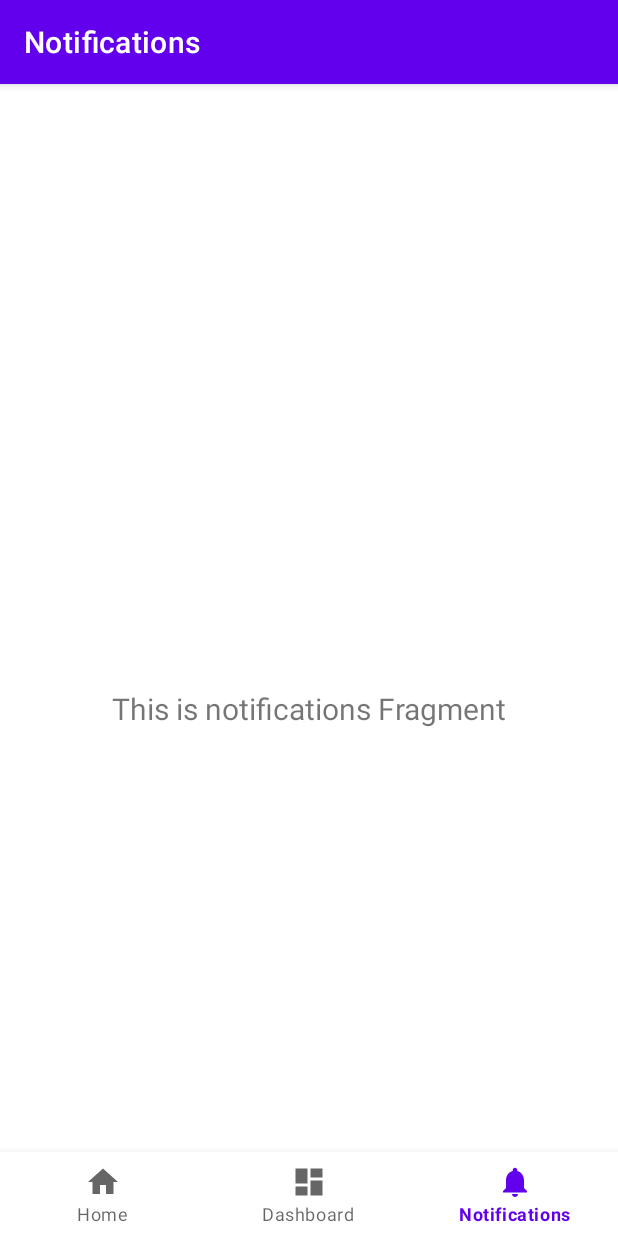
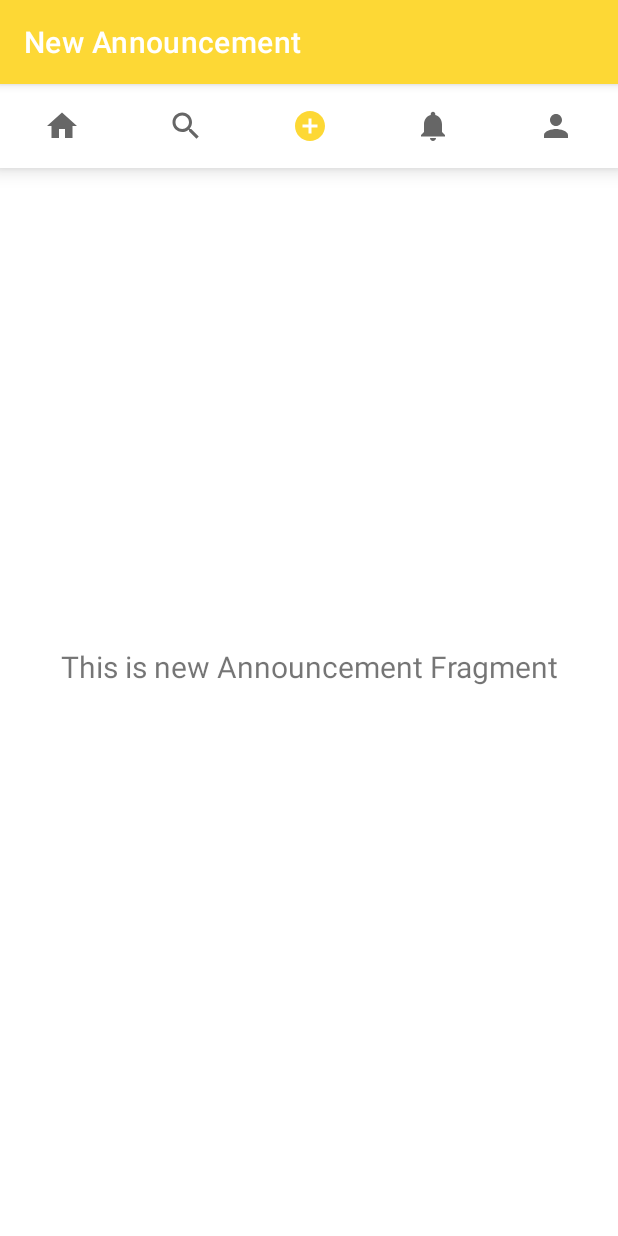
Before and after one commit to bvgi/SwAPPing, an Android app: the screen it shows after launch (MainActivity), item 3 of the bottom bar chosen, on a phone screen of 412 x 824 dp. Run offline under Robolectric (Android 15) with nearby library versions, the phone set to English and light mode, and no system bars; our stand-ins replace navigation-ui.

Commit message:
navigation bar project

```diff
--- a/app/src/main/java/com/example/swapping/MainActivity.kt
+++ b/app/src/main/java/com/example/swapping/MainActivity.kt
@@ -20,12 +20,11 @@ class MainActivity : AppCompatActivity() {
         setContentView(binding.root)
 
         val navView: BottomNavigationView = binding.navView
-
         val navController = findNavController(R.id.nav_host_fragment_activity_main)
         // Passing each menu ID as a set of Ids because each
         // menu should be considered as top level destinations.
         val appBarConfiguration = AppBarConfiguration(setOf(
-                R.id.navigation_home, R.id.navigation_dashboard, R.id.navigation_notifications))
+                R.id.navigation_home, R.id.navigation_search, R.id.navigation_new_announcement, R.id.navigation_notifications, R.id.navigation_profile))
         setupActionBarWithNavController(navController, appBarConfiguration)
         navView.setupWithNavController(navController)
     }
--- a/app/src/main/java/com/example/swapping/ui/dashboard/DashboardFragment.kt
+++ b/app/src/main/java/com/example/swapping/ui/newAnnouncement/newAnnouncementFragment.kt
@@ -1,4 +1,4 @@
-package com.example.swapping.ui.dashboard
+package com.example.swapping.ui.newAnnouncement
 
 import android.os.Bundle
 import android.view.LayoutInflater
@@ -8,13 +8,12 @@ import android.widget.TextView
 import androidx.fragment.app.Fragment
 import androidx.lifecycle.Observer
 import androidx.lifecycle.ViewModelProvider
-import com.example.swapping.R
-import com.example.swapping.databinding.FragmentDashboardBinding
+import com.example.swapping.databinding.FragmentNewAnnouncementBinding
 
-class DashboardFragment : Fragment() {
+class NewAnnouncementFragment : Fragment() {
 
-    private lateinit var dashboardViewModel: DashboardViewModel
-    private var _binding: FragmentDashboardBinding? = null
+    private lateinit var newAnnouncementViewModel: NewAnnouncementViewModel
+    private var _binding: FragmentNewAnnouncementBinding? = null
 
     // This property is only valid between onCreateView and
     // onDestroyView.
@@ -24,15 +23,15 @@ class DashboardFragment : Fragment() {
             inflater: LayoutInflater,
             container: ViewGroup?,
             savedInstanceState: Bundle?
-    ): View? {
-        dashboardViewModel =
-                ViewModelProvider(this).get(DashboardViewModel::class.java)
+    ): View {
+        newAnnouncementViewModel =
+                ViewModelProvider(this).get(NewAnnouncementViewModel::class.java)
 
-        _binding = FragmentDashboardBinding.inflate(inflater, container, false)
+        _binding = FragmentNewAnnouncementBinding.inflate(inflater, container, false)
         val root: View = binding.root
 
-        val textView: TextView = binding.textDashboard
-        dashboardViewModel.text.observe(viewLifecycleOwner, Observer {
+        val textView: TextView = binding.textNewAnnouncement
+        newAnnouncementViewModel.text.observe(viewLifecycleOwner, Observer {
             textView.text = it
         })
         return root
--- /dev/null
+++ b/app/src/main/java/com/example/swapping/ui/newAnnouncement/newAnnouncementViewModel.kt
@@ -0,0 +1,13 @@
+package com.example.swapping.ui.newAnnouncement
+
+import androidx.lifecycle.LiveData
+import androidx.lifecycle.MutableLiveData
+import androidx.lifecycle.ViewModel
+
+class NewAnnouncementViewModel : ViewModel() {
+
+    private val _text = MutableLiveData<String>().apply {
+        value = "This is new Announcement Fragment"
+    }
+    val text: LiveData<String> = _text
+}
--- a/app/src/main/java/com/example/swapping/ui/dashboard/DashboardViewModel.kt
+++ b/app/src/main/java/com/example/swapping/ui/searching/SearchingViewModel.kt
@@ -1,13 +1,13 @@
-package com.example.swapping.ui.dashboard
+package com.example.swapping.ui.searching
 
 import androidx.lifecycle.LiveData
 import androidx.lifecycle.MutableLiveData
 import androidx.lifecycle.ViewModel
 
-class DashboardViewModel : ViewModel() {
+class SearchingViewModel : ViewModel() {
 
     private val _text = MutableLiveData<String>().apply {
-        value = "This is dashboard Fragment"
+        value = "This is notifications Fragment"
     }
     val text: LiveData<String> = _text
 }
--- /dev/null
+++ b/app/src/main/res/drawable/ic_baseline_add_circle_24.xml
@@ -0,0 +1,10 @@
+<vector xmlns:android="http://schemas.android.com/apk/res/android"
+    android:width="24dp"
+    android:height="24dp"
+    android:viewportWidth="24"
+    android:viewportHeight="24"
+    android:tint="?attr/colorControlNormal">
+  <path
+      android:fillColor="@android:color/white"
+      android:pathData="M12,2C6.48,2 2,6.48 2,12s4.48,10 10,10 10,-4.48 10,-10S17.52,2 12,2zM17,13h-4v4h-2v-4L7,13v-2h4L11,7h2v4h4v2z"/>
+</vector>
--- /dev/null
+++ b/app/src/main/res/drawable/ic_baseline_person_24.xml
@@ -0,0 +1,10 @@
+<vector xmlns:android="http://schemas.android.com/apk/res/android"
+    android:width="24dp"
+    android:height="24dp"
+    android:viewportWidth="24"
+    android:viewportHeight="24"
+    android:tint="?attr/colorControlNormal">
+  <path
+      android:fillColor="@android:color/white"
+      android:pathData="M12,12c2.21,0 4,-1.79 4,-4s-1.79,-4 -4,-4 -4,1.79 -4,4 1.79,4 4,4zM12,14c-2.67,0 -8,1.34 -8,4v2h16v-2c0,-2.66 -5.33,-4 -8,-4z"/>
+</vector>
--- /dev/null
+++ b/app/src/main/res/drawable/ic_baseline_search_24.xml
@@ -0,0 +1,10 @@
+<vector xmlns:android="http://schemas.android.com/apk/res/android"
+    android:width="24dp"
+    android:height="24dp"
+    android:viewportWidth="24"
+    android:viewportHeight="24"
+    android:tint="?attr/colorControlNormal">
+  <path
+      android:fillColor="@android:color/white"
+      android:pathData="M15.5,14h-0.79l-0.28,-0.27C15.41,12.59 16,11.11 16,9.5 16,5.91 13.09,3 9.5,3S3,5.91 3,9.5 5.91,16 9.5,16c1.61,0 3.09,-0.59 4.23,-1.57l0.27,0.28v0.79l5,4.99L20.49,19l-4.99,-5zM9.5,14C7.01,14 5,11.99 5,9.5S7.01,5 9.5,5 14,7.01 14,9.5 11.99,14 9.5,14z"/>
+</vector>
--- a/app/src/main/res/layout/activity_main.xml
+++ b/app/src/main/res/layout/activity_main.xml
@@ -3,19 +3,18 @@
     xmlns:app="http://schemas.android.com/apk/res-auto"
     android:id="@+id/container"
     android:layout_width="match_parent"
-    android:layout_height="match_parent"
-    android:paddingTop="?attr/actionBarSize">
+    android:layout_height="match_parent">
 
     <com.google.android.material.bottomnavigation.BottomNavigationView
         android:id="@+id/nav_view"
-        android:layout_width="0dp"
+        android:layout_width="match_parent"
         android:layout_height="wrap_content"
-        android:layout_marginStart="0dp"
-        android:layout_marginEnd="0dp"
+        app:labelVisibilityMode="unlabeled"
         android:background="?android:attr/windowBackground"
-        app:layout_constraintBottom_toBottomOf="parent"
+        app:layout_constraintHorizontal_bias="0.0"
         app:layout_constraintLeft_toLeftOf="parent"
         app:layout_constraintRight_toRightOf="parent"
+        app:layout_constraintTop_toTopOf="parent"
         app:menu="@menu/bottom_nav_menu" />
 
     <fragment
--- /dev/null
+++ b/app/src/main/res/layout/fragment_new_announcement.xml
@@ -0,0 +1,22 @@
+<?xml version="1.0" encoding="utf-8"?>
+<androidx.constraintlayout.widget.ConstraintLayout xmlns:android="http://schemas.android.com/apk/res/android"
+    xmlns:app="http://schemas.android.com/apk/res-auto"
+    xmlns:tools="http://schemas.android.com/tools"
+    android:layout_width="match_parent"
+    android:layout_height="match_parent"
+    tools:context=".ui.newAnnouncement.NewAnnouncementFragment">
+
+    <TextView
+        android:id="@+id/text_new_announcement"
+        android:layout_width="match_parent"
+        android:layout_height="wrap_content"
+        android:layout_marginStart="8dp"
+        android:layout_marginTop="8dp"
+        android:layout_marginEnd="8dp"
+        android:textAlignment="center"
+        android:textSize="20sp"
+        app:layout_constraintBottom_toBottomOf="parent"
+        app:layout_constraintEnd_toEndOf="parent"
+        app:layout_constraintStart_toStartOf="parent"
+        app:layout_constraintTop_toTopOf="parent" />
+</androidx.constraintlayout.widget.ConstraintLayout>
--- a/app/src/main/res/layout/fragment_dashboard.xml
+++ b/app/src/main/res/layout/fragment_searching.xml
@@ -4,10 +4,10 @@
     xmlns:tools="http://schemas.android.com/tools"
     android:layout_width="match_parent"
     android:layout_height="match_parent"
-    tools:context=".ui.dashboard.DashboardFragment">
+    tools:context=".ui.searching.SearchingFragment">
 
     <TextView
-        android:id="@+id/text_dashboard"
+        android:id="@+id/text_searching"
         android:layout_width="match_parent"
         android:layout_height="wrap_content"
         android:layout_marginStart="8dp"
--- a/app/src/main/res/menu/bottom_nav_menu.xml
+++ b/app/src/main/res/menu/bottom_nav_menu.xml
@@ -7,13 +7,22 @@
         android:title="@string/title_home" />
 
     <item
-        android:id="@+id/navigation_dashboard"
-        android:icon="@drawable/ic_dashboard_black_24dp"
-        android:title="@string/title_dashboard" />
+        android:id="@+id/navigation_search"
+        android:icon="@drawable/ic_baseline_search_24"
+        android:title="@string/title_searching" />
+
+    <item
+        android:id="@+id/navigation_new_announcement"
+        android:icon="@drawable/ic_baseline_add_circle_24"
+        android:title="@string/title_new_announcement" />
 
     <item
         android:id="@+id/navigation_notifications"
         android:icon="@drawable/ic_notifications_black_24dp"
         android:title="@string/title_notifications" />
 
+    <item
+        android:id="@+id/navigation_profile"
+        android:icon="@drawable/ic_baseline_person_24"
+        android:title="@string/title_profile" />
 </menu>
--- a/app/src/main/res/navigation/mobile_navigation.xml
+++ b/app/src/main/res/navigation/mobile_navigation.xml
@@ -6,20 +6,33 @@
     app:startDestination="@+id/navigation_home">
 
     <fragment
+        android:id="@+id/navigation_profile"
+        android:name="com.example.swapping.ui.profile.ProfileFragment"
+        android:label="@string/title_profile"
+        tools:layout="@layout/fragment_profile" />
+
+    <fragment
         android:id="@+id/navigation_home"
         android:name="com.example.swapping.ui.home.HomeFragment"
         android:label="@string/title_home"
         tools:layout="@layout/fragment_home" />
 
     <fragment
-        android:id="@+id/navigation_dashboard"
-        android:name="com.example.swapping.ui.dashboard.DashboardFragment"
-        android:label="@string/title_dashboard"
-        tools:layout="@layout/fragment_dashboard" />
+        android:id="@+id/navigation_new_announcement"
+        android:name="com.example.swapping.ui.newAnnouncement.NewAnnouncementFragment"
+        android:label="@string/title_new_announcement"
+        tools:layout="@layout/fragment_new_announcement" />
 
     <fragment
         android:id="@+id/navigation_notifications"
         android:name="com.example.swapping.ui.notifications.NotificationsFragment"
         android:label="@string/title_notifications"
         tools:layout="@layout/fragment_notifications" />
+
+    <fragment
+        android:id="@+id/navigation_search"
+        android:name="com.example.swapping.ui.searching.SearchingFragment"
+        android:label="@string/title_searching"
+        tools:layout="@layout/fragment_searching" />
+
 </navigation>
--- a/app/src/main/res/values-night/themes.xml
+++ b/app/src/main/res/values-night/themes.xml
@@ -2,8 +2,8 @@
     <!-- Base application theme. -->
     <style name="Theme.SwAPPing" parent="Theme.MaterialComponents.DayNight.DarkActionBar">
         <!-- Primary brand color. -->
-        <item name="colorPrimary">@color/purple_200</item>
-        <item name="colorPrimaryVariant">@color/purple_700</item>
+        <item name="colorPrimary">@color/yellow_200</item>
+        <item name="colorPrimaryVariant">@color/yellow_700</item>
         <item name="colorOnPrimary">@color/black</item>
         <!-- Secondary brand color. -->
         <item name="colorSecondary">@color/teal_200</item>
--- a/app/src/main/res/values/colors.xml
+++ b/app/src/main/res/values/colors.xml
@@ -1,8 +1,8 @@
 <?xml version="1.0" encoding="utf-8"?>
 <resources>
-    <color name="purple_200">#FFBB86FC</color>
-    <color name="purple_500">#FF6200EE</color>
-    <color name="purple_700">#FF3700B3</color>
+    <color name="yellow_200">#FFF59D</color>
+    <color name="yellow_600">#FDD835</color>
+    <color name="yellow_700">#FBC02D</color>
     <color name="teal_200">#FF03DAC5</color>
     <color name="teal_700">#FF018786</color>
     <color name="black">#FF000000</color>
--- a/app/src/main/res/values/strings.xml
+++ b/app/src/main/res/values/strings.xml
@@ -1,6 +1,12 @@
 <resources>
     <string name="app_name">SwAPPing</string>
     <string name="title_home">Home</string>
-    <string name="title_dashboard">Dashboard</string>
     <string name="title_notifications">Notifications</string>
+    <string name="title_searching">Searching</string>
+    <string name="title_new_announcement">New Announcement</string>
+    <string name="title_profile">Profile</string>
+    <string name="makeAccount">Utwórz konto</string>
+    <string name="promptEmail">Adres e-mail</string>
+    <string name="promptPassword">Hasło</string>
+    <string name="ButtonLogin">Zaloguj</string>
 </resources>
--- a/app/src/main/res/values/themes.xml
+++ b/app/src/main/res/values/themes.xml
@@ -2,8 +2,8 @@
     <!-- Base application theme. -->
     <style name="Theme.SwAPPing" parent="Theme.MaterialComponents.DayNight.DarkActionBar">
         <!-- Primary brand color. -->
-        <item name="colorPrimary">@color/purple_500</item>
-        <item name="colorPrimaryVariant">@color/purple_700</item>
+        <item name="colorPrimary">@color/yellow_600</item>
+        <item name="colorPrimaryVariant">@color/yellow_700</item>
         <item name="colorOnPrimary">@color/white</item>
         <!-- Secondary brand color. -->
         <item name="colorSecondary">@color/teal_200</item>
```
Also changed, not shown: app/src/main/java/com/example/swapping/ui/profile/ProfileFragment.kt (added, +44 -0 lines), app/src/main/java/com/example/swapping/ui/profile/ProfileViewModel.kt (added, +13 -0 lines), app/src/main/java/com/example/swapping/ui/searching/SearchingFragment.kt (added, +44 -0 lines), app/src/main/res/layout/fragment_profile.xml (added, +22 -0 lines).
